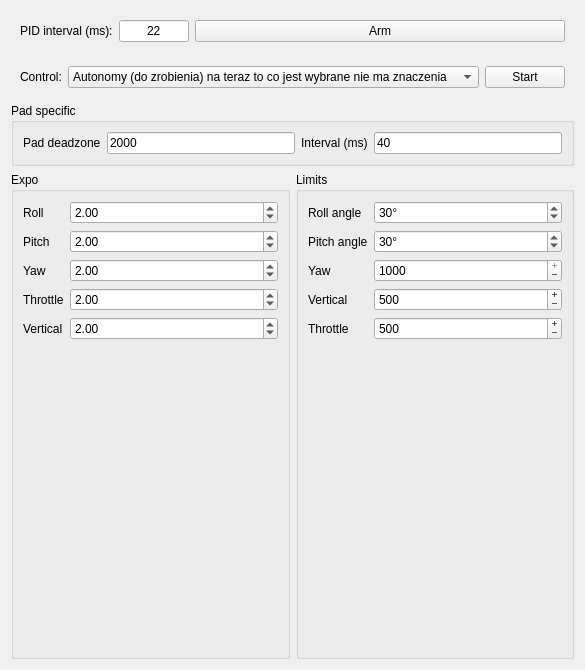
Before: the Qt Designer form UiFiles/controlSettings.ui in knr-auv/PC_GUI, drawn with Qt 5.
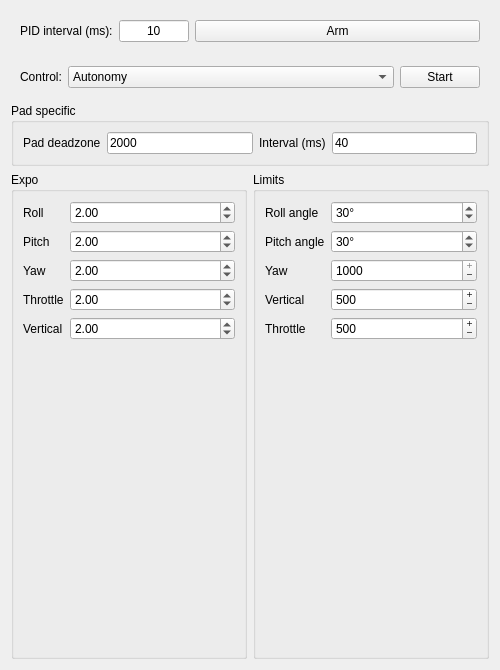
After: the same form once the commit is applied.

The edit to the form file:
```diff
--- a/UiFiles/controlSettings.ui
+++ b/UiFiles/controlSettings.ui
@@ -57,7 +57,7 @@
          </size>
         </property>
         <property name="text">
-         <string>22</string>
+         <string>10</string>
         </property>
         <property name="alignment">
          <set>Qt::AlignCenter</set>
@@ -118,7 +118,7 @@
         </property>
         <item>
          <property name="text">
-          <string>Autonomy (do zrobienia) na teraz to co jest wybrane nie ma znaczenia</string>
+          <string>Autonomy</string>
          </property>
         </item>
         <item>
```
